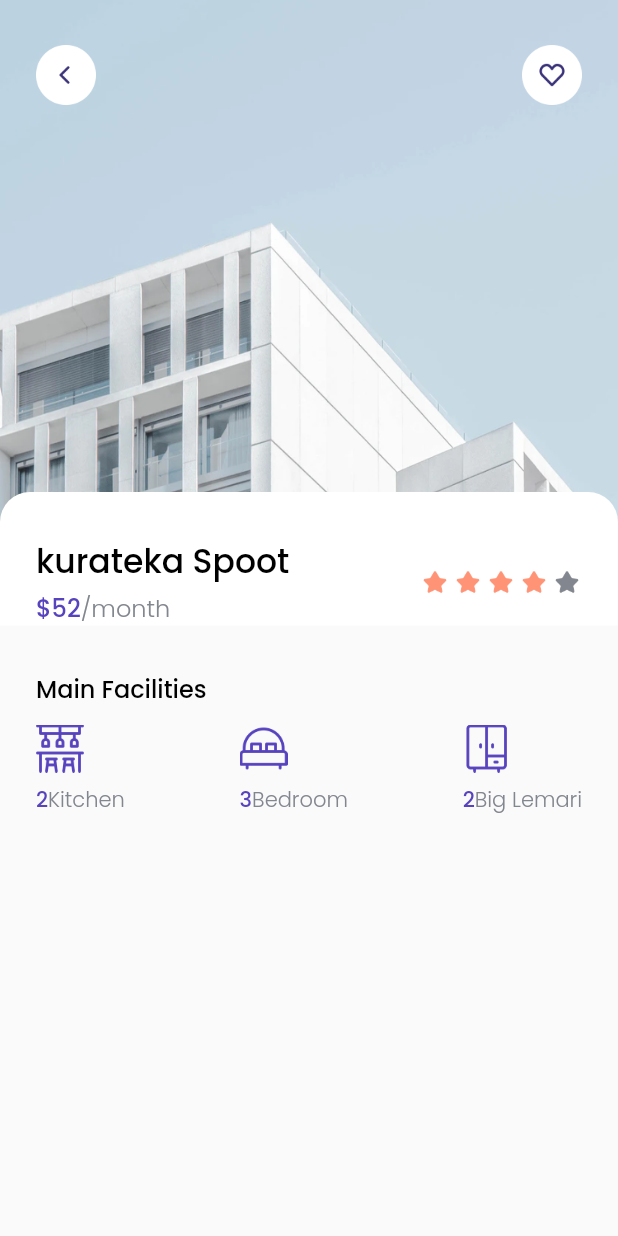
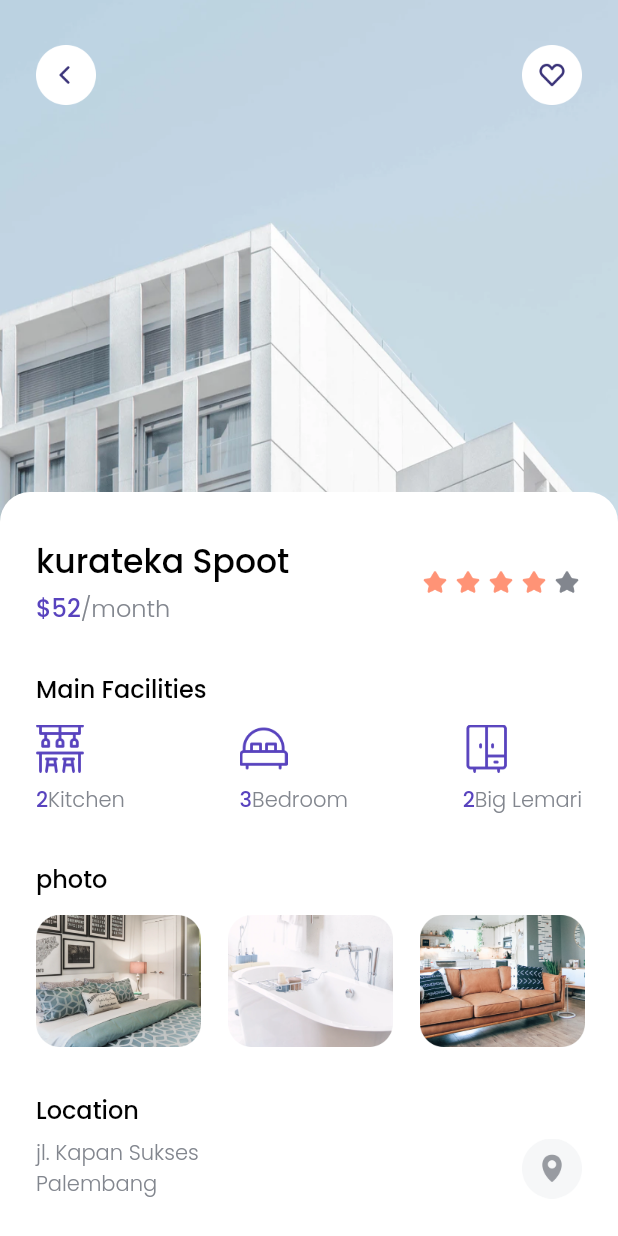
Before and after one commit to zencodeID/shamo, a Flutter app: the DetailPage screen opened directly, on a phone screen of 412 x 824 dp. Run offline on Flutter 3.47's test engine with Material 2 defaults, Android fonts, the phone set to English and light mode, and no system bars; our stand-ins replace google_fonts.

Commit message:
detail page jadi

```diff
--- a/lib/pages/detail_page.dart
+++ b/lib/pages/detail_page.dart
@@ -8,6 +8,7 @@ class DetailPage extends StatelessWidget {
   @override
   Widget build(BuildContext context) {
     return Scaffold(
+      backgroundColor: whiteColor,
       body: SafeArea(
         bottom: false,
         child: Stack(
@@ -17,30 +18,6 @@ class DetailPage extends StatelessWidget {
               width: MediaQuery.of(context).size.width,
               height: 350,
               fit: BoxFit.cover,
-            ),
-            Padding(
-              padding: EdgeInsets.symmetric(
-                horizontal: edge,
-                vertical: 30,
-              ),
-              child: Row(
-                mainAxisAlignment: MainAxisAlignment.spaceBetween,
-                children: [
-                  InkWell(
-                    onTap: () {
-                      Navigator.pop(context);
-                    },
-                    child: Image.asset(
-                      'assets/btn_back.png',
-                      width: 40,
-                    ),
-                  ),
-                  Image.asset(
-                    'assets/btn_wishlist.png',
-                    width: 40,
-                  ),
-                ],
-              ),
             ),
             ListView(
               children: [
@@ -182,7 +159,141 @@ class DetailPage extends StatelessWidget {
                     ],
                   ),
                 ),
+                // NOTE * add photo
+                SizedBox(
+                  height: 30,
+                ),
+                Padding(
+                  padding: EdgeInsets.only(left: edge),
+                  child: Text(
+                    "photo",
+                    style: regularTextstyle.copyWith(fontSize: 16),
+                  ),
+                ),
+                SizedBox(
+                  height: 12,
+                ),
+                Container(
+                  height: 88,
+                  child: ListView(
+                    scrollDirection: Axis.horizontal,
+                    children: [
+                      SizedBox(
+                        width: edge,
+                      ),
+                      Image.asset(
+                        'assets/photo1.png',
+                        width: 110,
+                        height: 88,
+                        fit: BoxFit.cover,
+                      ),
+                      SizedBox(
+                        width: 18,
+                      ),
+                      Image.asset(
+                        'assets/photo2.png',
+                        width: 110,
+                        height: 88,
+                        fit: BoxFit.cover,
+                      ),
+                      SizedBox(
+                        width: 18,
+                      ),
+                      Image.asset(
+                        'assets/photo3.png',
+                        width: 110,
+                        height: 88,
+                        fit: BoxFit.cover,
+                      ),
+                      SizedBox(
+                        width: edge,
+                      ),
+                    ],
+                  ),
+                ),
+                //NOTE : Location
+                SizedBox(
+                  height: 30,
+                ),
+                Padding(
+                  padding: EdgeInsets.only(left: edge),
+                  child: Row(
+                    children: [
+                      Text(
+                        "Location",
+                        style: regularTextstyle.copyWith(fontSize: 16),
+                      ),
+                    ],
+                  ),
+                ),
+                SizedBox(
+                  height: 6,
+                ),
+                Padding(
+                  padding: EdgeInsets.symmetric(horizontal: edge),
+                  child: Row(
+                    mainAxisAlignment: MainAxisAlignment.spaceBetween,
+                    children: [
+                      Text(
+                        'jl. Kapan Sukses\nPalembang',
+                        style: greyTextStyle,
+                      ),
+                      Image.asset(
+                        'assets/btn_map.png',
+                        width: 40,
+                      ),
+                    ],
+                  ),
+                ),
+                SizedBox(
+                  height: 40,
+                ),
+                Container(
+                  margin: EdgeInsets.symmetric(horizontal: edge),
+                  height: 50,
+                  width: MediaQuery.of(context).size.width - (2 * edge),
+                  child: ElevatedButton(
+                    style: ElevatedButton.styleFrom(
+                      backgroundColor: purpleColor,
+                      shape: RoundedRectangleBorder(
+                        borderRadius: BorderRadius.circular(17),
+                      ),
+                    ),
+                    onPressed: () {},
+                    child: Text(
+                      "Books Now",
+                      style: whiteTextStyle.copyWith(fontSize: 18),
+                    ),
+                  ),
+                ),
+                SizedBox(
+                  height: 40,
+                ),
               ],
+            ),
+            Padding(
+              padding: EdgeInsets.symmetric(
+                horizontal: edge,
+                vertical: 30,
+              ),
+              child: Row(
+                mainAxisAlignment: MainAxisAlignment.spaceBetween,
+                children: [
+                  InkWell(
+                    onTap: () {
+                      Navigator.pop(context);
+                    },
+                    child: Image.asset(
+                      'assets/btn_back.png',
+                      width: 40,
+                    ),
+                  ),
+                  Image.asset(
+                    'assets/btn_wishlist.png',
+                    width: 40,
+                  ),
+                ],
+              ),
             ),
           ],
         ),
--- a/lib/pages/home_page.dart
+++ b/lib/pages/home_page.dart
@@ -12,6 +12,7 @@ class HomePage extends StatelessWidget {
   @override
   Widget build(BuildContext context) {
     return Scaffold(
+      backgroundColor: whiteColor,
       body: SafeArea(
         bottom: false,
         child: ListView(
--- a/lib/pages/splash_page.dart
+++ b/lib/pages/splash_page.dart
@@ -6,6 +6,7 @@ class SplashPage extends StatelessWidget {
   @override
   Widget build(BuildContext context) {
     return Scaffold(
+      backgroundColor: whiteColor,
       body: SafeArea(
         bottom: false,
         child: Stack(
```
